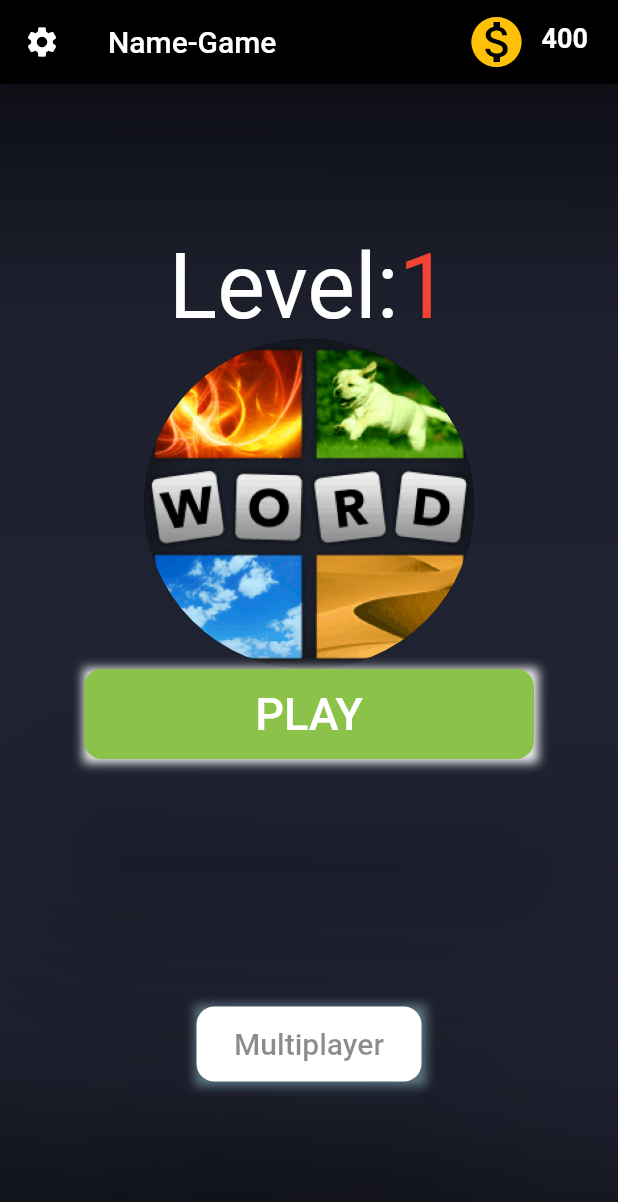
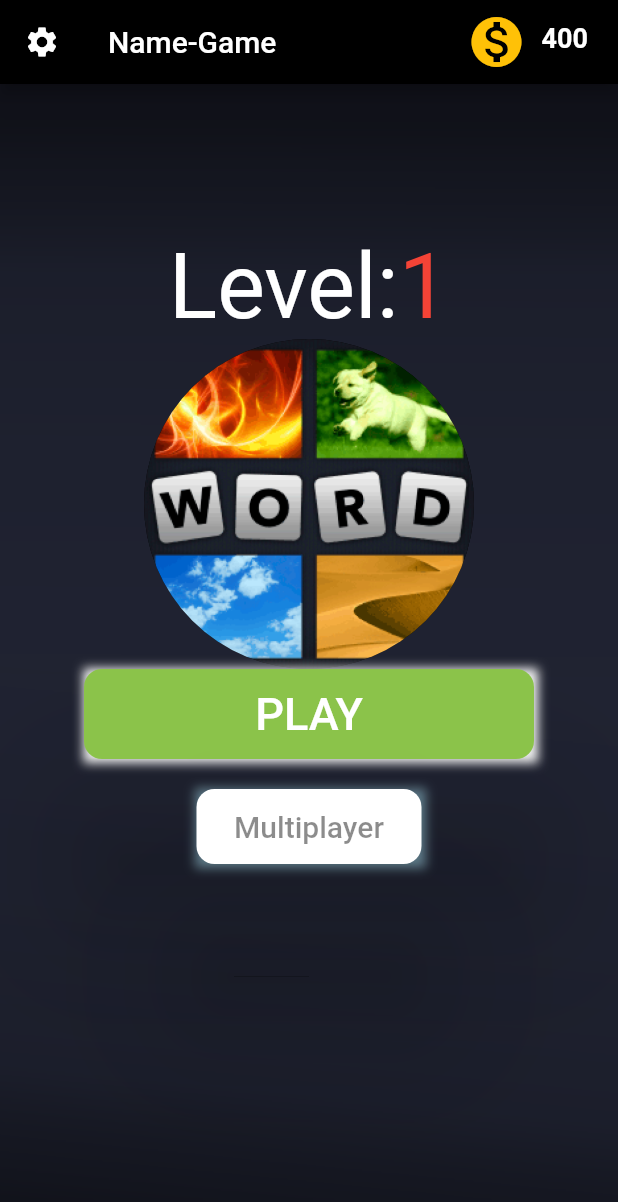
Before and after one commit to Hard-Coder05/RadenUp, a Flutter app: the screen it shows after launch, on a phone screen of 412 x 824 dp. Shown: the top 1202 px of the screen. Run offline on Flutter 3.47's test engine with Material 2 defaults, Android fonts, the phone set to English and light mode, and no system bars; our stand-ins replace shared_preferences; missing offline and left inert: firebase_admob, simple_future_builder; accounts and stored records are empty; Roboto replaces fonts that are missing (Ubuntu).

Commit message:
AdMob Status Working

```diff
--- a/lib/Screens/Home.dart
+++ b/lib/Screens/Home.dart
@@ -1,5 +1,6 @@
 import 'package:flutter/cupertino.dart';
 import 'package:flutter/material.dart';
+import 'package:flutter/painting.dart';
 import 'package:shared_preferences/shared_preferences.dart';
 import 'PlayPage.dart';
 import 'package:firebase_admob/firebase_admob.dart';
@@ -31,7 +32,7 @@ class _HomeState extends State<Home> {
   @override
   Widget build(BuildContext context) {
     FirebaseAdMob.instance.initialize(appId: 'ca-app-pub-7309415230190453~2798560443').then((response){
-    myBanner..load()..show(anchorOffset: 60.0,
+    myBanner..load()..show(anchorOffset: 40.0,
       // Positions the banner ad 10 pixels from the center of the screen to the right
       horizontalCenterOffset: 10.0,
       // Banner Position
@@ -131,16 +132,8 @@ class _HomeState extends State<Home> {
                                   },
                                 ),
                               ),
-                            )
-                          ],
                             ),
-                      ),
-                    ),
-                    Expanded(
-                      flex: 1,
-                      child:Column(
-                        mainAxisAlignment: MainAxisAlignment.center,
-                        children: <Widget>[
+                            Padding(padding: const EdgeInsets.only(top:20.0),),
                             Container(
                               decoration: new BoxDecoration(
                                 boxShadow: [
@@ -171,7 +164,8 @@ class _HomeState extends State<Home> {
                             )
                           ],
                         ),
-                    )
+                      ),
+                    ),
                   ],
                 ),
               ),
@@ -223,7 +217,7 @@ Widget CoinsPage(){
           FlatButton(
             child: Text('Yes, Watch Add ?'),
             onPressed: () {
-              //WatchAdd();
+              WatchAdd();
             },
           )
         ],
@@ -231,11 +225,11 @@ Widget CoinsPage(){
     },
   );
 }
-/*WatchAdd(){
+WatchAdd(){
   FirebaseAdMob.instance.initialize(appId: 'ca-app-pub-7309415230190453~2798560443').then((response){
     myInterstitial..load()..show();
   });
-}*/
+}
 }
 MobileAdTargetingInfo targetingInfo = MobileAdTargetingInfo(
   keywords: <String>['games', 'pubg'],
```
Lines whose indentation alone changed are shown as unchanged.
